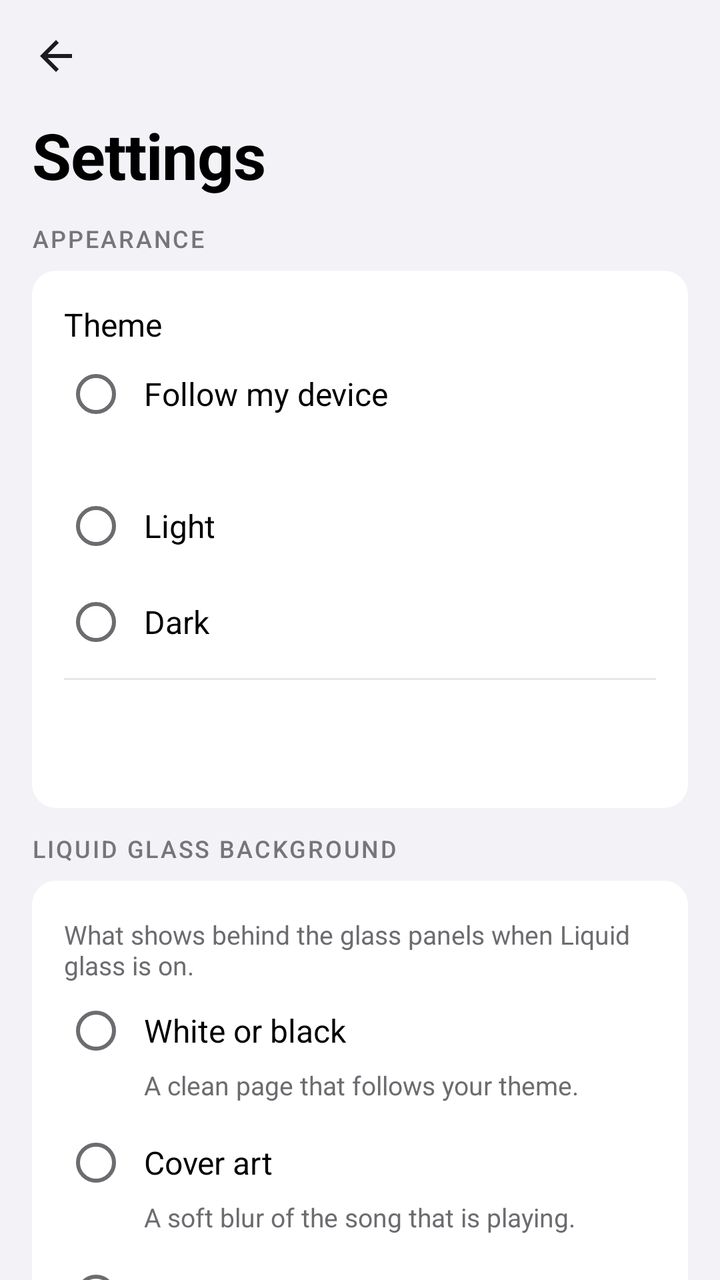
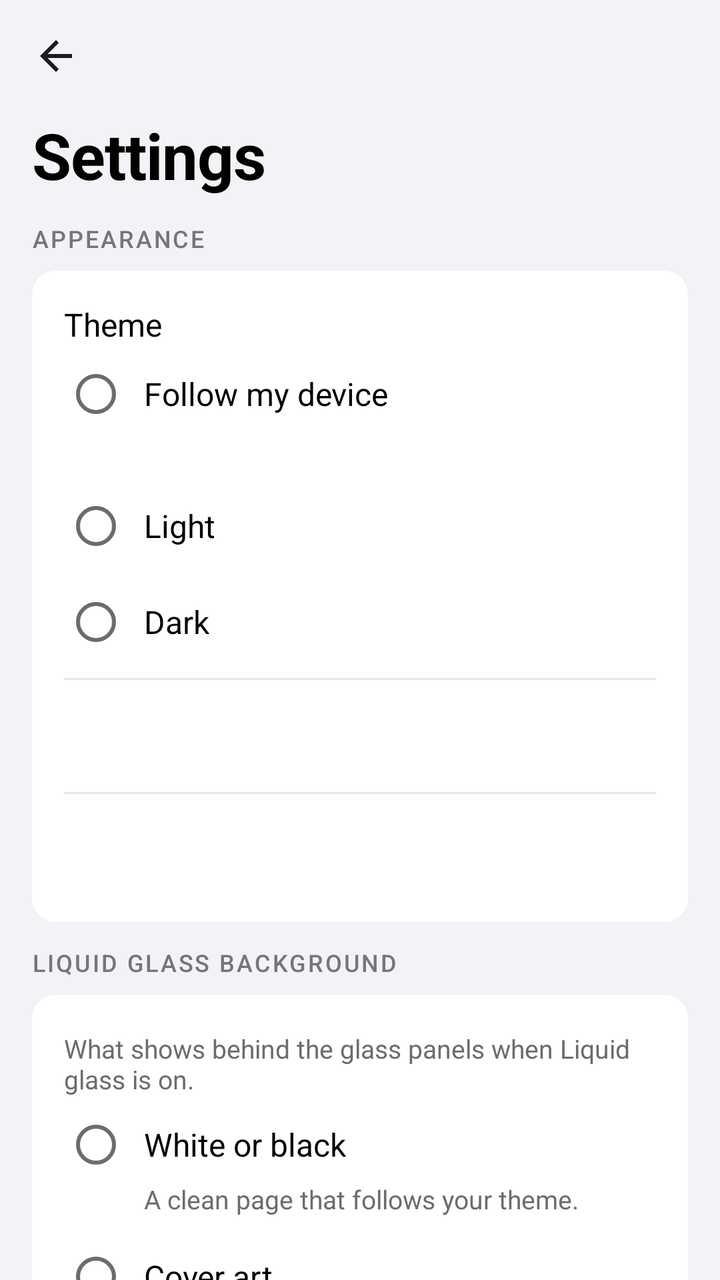

An Android layout rendered at two revisions. The XML below is the earlier revision; the diff shows what the commit changed to produce the second picture.
<!-- AndroidManifest.xml: application theme AppTheme -->
<!-- res/layout/activity_settings.xml -->
<?xml version="1.0" encoding="utf-8"?>
<LinearLayout xmlns:android="http://schemas.android.com/apk/res/android"
    xmlns:tools="http://schemas.android.com/tools"
    tools:ignore="Overdraw"
    android:layout_width="match_parent"
    android:layout_height="match_parent"
    android:background="@color/grouped_bg"
    android:orientation="vertical"
    android:tag="glass:clear">

    <LinearLayout
        style="@style/TopBar"
        android:paddingStart="4dp"
        android:paddingEnd="4dp">

        <ImageButton
            android:id="@+id/btn_back"
            style="@style/IconButton"
            android:contentDescription="@string/cd_back"
            android:src="@drawable/ic_arrow_back" />
    </LinearLayout>

    <TextView
        style="@style/LargeTitle"
        android:layout_marginStart="@dimen/gutter"
        android:layout_marginBottom="4dp"
        android:text="@string/settings_title" />

    <ScrollView
        android:id="@+id/settings_scroll"
        android:layout_width="match_parent"
        android:layout_height="0dp"
        android:layout_weight="1"
        android:scrollbars="none">

        <LinearLayout
            android:layout_width="match_parent"
            android:layout_height="wrap_content"
            android:orientation="vertical"
            android:paddingStart="@dimen/gutter"
            android:paddingTop="8dp"
            android:paddingEnd="@dimen/gutter"
            android:paddingBottom="32dp">

            <TextView
                style="@style/SectionLabel"
                android:text="@string/set_appearance" />

            <LinearLayout
                style="@style/SettingsCard"
                android:tag="glass:card">

                <TextView
                    style="@style/SettingTitle"
                    android:paddingTop="8dp"
                    android:text="@string/set_theme" />

                <RadioGroup
                    android:id="@+id/theme_group"
                    android:layout_width="match_parent"
                    android:layout_height="wrap_content"
                    android:orientation="vertical">

                    <RadioButton
                        android:id="@+id/theme_system"
                        style="@style/SettingRadio"
                        android:text="@string/theme_system" />

                    <TextView
                        android:id="@+id/theme_system_now"
                        style="@style/SettingSub"
                        android:layout_marginTop="-6dp"
                        android:paddingStart="40dp"
                        android:paddingEnd="8dp"
                        android:paddingBottom="6dp" />

                    <RadioButton
                        android:id="@+id/theme_light"
                        style="@style/SettingRadio"
                        android:text="@string/theme_light" />

                    <RadioButton
                        android:id="@+id/theme_dark"
                        style="@style/SettingRadio"
                        android:text="@string/theme_dark" />
                </RadioGroup>

                <View
                    android:layout_width="match_parent"
                    android:layout_height="1dp"
                    android:layout_marginTop="4dp"
                    android:background="@color/divider" />

                <include
                    android:id="@+id/row_glass"
                    layout="@layout/row_setting" />
            </LinearLayout>

            <TextView
                style="@style/SectionLabel"
                android:text="@string/set_background" />

            <LinearLayout
                style="@style/SettingsCard"
                android:tag="glass:card">

                <TextView
                    style="@style/SettingSub"
                    android:paddingTop="8dp"
                    android:text="@string/set_bg_note" />

                <RadioGroup
                    android:id="@+id/bg_group"
                    android:layout_width="match_parent"
                    android:layout_height="wrap_content"
                    android:orientation="vertical">

                    <RadioButton
                        android:id="@+id/bg_plain"
                        style="@style/SettingRadio"
                        android:text="@string/set_bg_plain" />

                    <TextView
                        style="@style/SettingSub"
                        android:layout_marginTop="-6dp"
                        android:paddingStart="40dp"
                        android:paddingEnd="8dp"
                        android:paddingBottom="6dp"
                        android:text="@string/set_bg_plain_sub" />

                    <RadioButton
                        android:id="@+id/bg_cover"
                        style="@style/SettingRadio"
                        android:text="@string/set_bg_cover" />

                    <TextView
                        style="@style/SettingSub"
                        android:layout_marginTop="-6dp"
                        android:paddingStart="40dp"
                        android:paddingEnd="8dp"
                        android:paddingBottom="6dp"
                        android:text="@string/set_bg_cover_sub" />

                    <RadioButton
                        android:id="@+id/bg_picture"
                        style="@style/SettingRadio"
                        android:text="@string/set_bg_picture" />

                    <TextView
                        android:id="@+id/bg_picture_sub"
                        style="@style/SettingSub"
                        android:layout_marginTop="-6dp"
                        android:paddingStart="40dp"
                        android:paddingEnd="8dp"
                        android:paddingBottom="6dp" />

                    <RadioButton
                        android:id="@+id/bg_wallpaper"
                        style="@style/SettingRadio"
                        android:text="@string/set_bg_wallpaper" />

                    <TextView
                        android:id="@+id/bg_wallpaper_sub"
                        style="@style/SettingSub"
                        android:layout_marginTop="-6dp"
                        android:paddingStart="40dp"
                        android:paddingEnd="8dp"
                        android:paddingBottom="6dp" />
                </RadioGroup>

                <LinearLayout
                    android:layout_width="match_parent"
                    android:layout_height="wrap_content"
                    android:orientation="horizontal"
                    android:paddingTop="4dp"
                    android:paddingBottom="8dp">

                    <TextView
                        android:id="@+id/bg_pick"
                        style="@style/PillSmall"
                        android:clickable="true"
                        android:focusable="true" />

                    <TextView
                        android:id="@+id/bg_wallpaper_update"
                        style="@style/PillSmall"
                        android:layout_marginStart="10dp"
                        android:clickable="true"
                        android:focusable="true"
                        android:text="@string/set_bg_update" />
                </LinearLayout>
            </LinearLayout>

            <TextView
                style="@style/SectionLabel"
                android:text="@string/set_library" />

            <LinearLayout
                style="@style/SettingsCard"
                android:tag="glass:card">

                <include
                    android:id="@+id/row_show_all"
                    layout="@layout/row_setting" />

                <View
                    android:layout_width="match_parent"
                    android:layout_height="1dp"
                    android:background="@color/divider" />

                <include
                    android:id="@+id/row_scan"
                    layout="@layout/row_setting" />
            </LinearLayout>

            <TextView
                style="@style/SectionLabel"
                android:text="@string/set_updates" />

            <LinearLayout
                style="@style/SettingsCard"
                android:tag="glass:card">

                <include
                    android:id="@+id/row_version"
                    layout="@layout/row_setting" />

                <TextView
                    android:id="@+id/upd_notes_title"
                    style="@style/SectionLabel"
                    android:layout_marginTop="8dp"
                    android:text="@string/upd_notes"
                    android:visibility="gone" />

                <TextView
                    android:id="@+id/upd_notes"
                    android:layout_width="match_parent"
                    android:layout_height="wrap_content"
                    android:layout_marginTop="4dp"
                    android:ellipsize="end"
                    android:maxLines="10"
                    android:textColor="@color/text_secondary"
                    android:textSize="14sp"
                    android:visibility="gone" />

                <ProgressBar
                    android:id="@+id/upd_progress"
                    style="?android:attr/progressBarStyleHorizontal"
                    android:layout_width="match_parent"
                    android:layout_height="6dp"
                    android:layout_marginTop="14dp"
                    android:max="100"
                    android:progressDrawable="@drawable/seek_progress"
                    android:visibility="gone" />

                <TextView
                    android:id="@+id/upd_hint"
                    android:layout_width="match_parent"
                    android:layout_height="wrap_content"
                    android:layout_marginTop="10dp"
                    android:textColor="@color/text_secondary"
                    android:textSize="14sp"
                    android:visibility="gone" />

                <LinearLayout
                    android:layout_width="match_parent"
                    android:layout_height="wrap_content"
                    android:layout_marginTop="14dp"
                    android:layout_marginBottom="6dp"
                    android:orientation="horizontal">

                    <TextView
                        android:id="@+id/upd_action"
                        style="@style/PillAccent"
                        android:clickable="true"
                        android:focusable="true" />

                    <TextView
                        android:id="@+id/upd_secondary"
                        style="@style/PillOutline"
                        android:layout_marginStart="10dp"
                        android:clickable="true"
                        android:focusable="true"
                        android:visibility="gone" />
                </LinearLayout>

                <View
                    android:layout_width="match_parent"
                    android:layout_height="1dp"
                    android:background="@color/divider" />

                <include
                    android:id="@+id/row_auto"
                    layout="@layout/row_setting" />
            </LinearLayout>

            <TextView
                style="@style/SectionLabel"
                android:text="@string/set_about" />

            <LinearLayout
                style="@style/SettingsCard"
                android:tag="glass:card">

                <TextView
                    android:id="@+id/about_text"
                    style="@style/SettingSub"
                    android:layout_marginTop="12dp"
                    android:lineSpacingMultiplier="1.1"
                    android:textSize="14sp" />

                <TextView
                    android:id="@+id/about_source"
                    style="@style/BannerAction"
                    android:layout_marginStart="-14dp"
                    android:layout_marginBottom="4dp"
                    android:text="@string/set_source"
                    android:textAllCaps="false" />
            </LinearLayout>
        </LinearLayout>
    </ScrollView>
</LinearLayout>
<!-- res/layout/row_setting.xml (included above) -->
<?xml version="1.0" encoding="utf-8"?>
<LinearLayout xmlns:android="http://schemas.android.com/apk/res/android"
    xmlns:tools="http://schemas.android.com/tools"
    android:layout_width="match_parent"
    android:layout_height="wrap_content"
    android:background="?android:attr/selectableItemBackground"
    android:gravity="center_vertical"
    android:minHeight="56dp"
    android:orientation="horizontal"
    tools:ignore="Overdraw">

    <LinearLayout
        android:layout_width="0dp"
        android:layout_height="wrap_content"
        android:layout_weight="1"
        android:orientation="vertical"
        android:paddingTop="8dp"
        android:paddingBottom="8dp">

        <TextView
            android:id="@+id/set_title"
            style="@style/SettingTitle" />

        <TextView
            android:id="@+id/set_sub"
            style="@style/SettingSub"
            android:visibility="gone" />
    </LinearLayout>

    <Switch
        android:id="@+id/set_switch"
        android:layout_width="wrap_content"
        android:layout_height="wrap_content"
        android:layout_marginStart="12dp"
        android:importantForAccessibility="no"
        android:visibility="gone" />
</LinearLayout>
<!-- resources referenced by this layout -->
<resources>
  <color name="divider">#38383A</color>
  <color name="grouped_bg">#000000</color>
  <color name="text_secondary">#A1A1A6</color>
  <dimen name="gutter">16dp</dimen>
  <string name="cd_back">Back</string>
  <string name="set_about">About</string>
  <string name="set_appearance">Appearance</string>
  <string name="set_background">Liquid glass background</string>
  <string name="set_bg_cover">Cover art</string>
  <string name="set_bg_cover_sub">A soft blur of the song that is playing.</string>
  <string name="set_bg_note">What shows behind the glass panels when Liquid glass is on.</string>
  <string name="set_bg_picture">My picture</string>
  <string name="set_bg_plain">White or black</string>
  <string name="set_bg_plain_sub">A clean page that follows your theme.</string>
  <string name="set_bg_update">Update from wallpaper</string>
  <string name="set_bg_wallpaper">Device wallpaper</string>
  <string name="set_library">Library</string>
  <string name="set_source">Source code and releases on GitHub</string>
  <string name="set_theme">Theme</string>
  <string name="set_updates">Updates</string>
  <string name="settings_title">Settings</string>
  <string name="theme_dark">Dark</string>
  <string name="theme_light">Light</string>
  <string name="theme_system">Follow my device</string>
  <string name="upd_notes">What\'s new</string>
  <style name="PillAccent" parent="Pill">
          <item name="android:background">@drawable/bg_pill_accent</item>
          <item name="android:textColor">@color/on_accent</item>
          <item name="android:drawableTint">@color/on_accent</item>
      </style>
  <style name="PillOutline" parent="Pill">
          <item name="android:background">@drawable/bg_pill_outline</item>
          <item name="android:textColor">@color/text_primary</item>
          <item name="android:drawableTint">@color/text_primary</item>
      </style>
  <style name="SettingSub">
          <item name="android:layout_width">match_parent</item>
          <item name="android:layout_height">wrap_content</item>
          <item name="android:layout_marginTop">2dp</item>
          <item name="android:textColor">@color/text_secondary</item>
          <item name="android:textSize">13sp</item>
      </style>
  <style name="SettingTitle">
          <item name="android:layout_width">match_parent</item>
          <item name="android:layout_height">wrap_content</item>
          <item name="android:textColor">@color/text_primary</item>
          <item name="android:textSize">16sp</item>
      </style>
  <color name="eq_track">#3A3A3C</color>
  <color name="icon_dim">#8E8E93</color>
  <color name="accent_text">#FF453A</color>
  <dimen name="icon_btn">48dp</dimen>
  <color name="icon">#FFFFFF</color>
  <color name="text_primary">#FFFFFF</color>
  <dimen name="text_large_title">32sp</dimen>
  <color name="on_accent">#FFFFFF</color>
  <color name="text_tertiary">#8E8E93</color>
  <!-- drawable bg_card (drawable) -->
  <?xml version="1.0" encoding="utf-8"?>
  <shape xmlns:android="http://schemas.android.com/apk/res/android"
      android:shape="rectangle">
      <solid android:color="@color/grouped_card" />
      <corners android:radius="12dp" />
  </shape>
  <dimen name="topbar_height">56dp</dimen>
  <color name="surface">#1C1C1E</color>
  <color name="bg">#000000</color>
  <color name="ripple">#33FFFFFF</color>
  <style name="AppPopup" parent="android:Widget.Material.PopupMenu">
          <item name="android:popupBackground">@color/surface_raised</item>
      </style>
  <dimen name="pill_height">44dp</dimen>
  <color name="accent">#E5202B</color>
  <color name="outline">#48484A</color>
  <color name="surface_raised">#2C2C2E</color>
  <color name="grouped_card">#1C1C1E</color>
  <!-- unchanged entries left out for length: 19 -->
</resources>

<!-- the commit's change to res/layout/activity_settings.xml (unified diff, before → after) -->
@@ -93,6 +93,15 @@
 
                 <include
                     android:id="@+id/row_glass"
+                    layout="@layout/row_setting" />
+
+                <View
+                    android:layout_width="match_parent"
+                    android:layout_height="1dp"
+                    android:background="@color/divider" />
+
+                <include
+                    android:id="@+id/row_bars"
                     layout="@layout/row_setting" />
             </LinearLayout>
 
